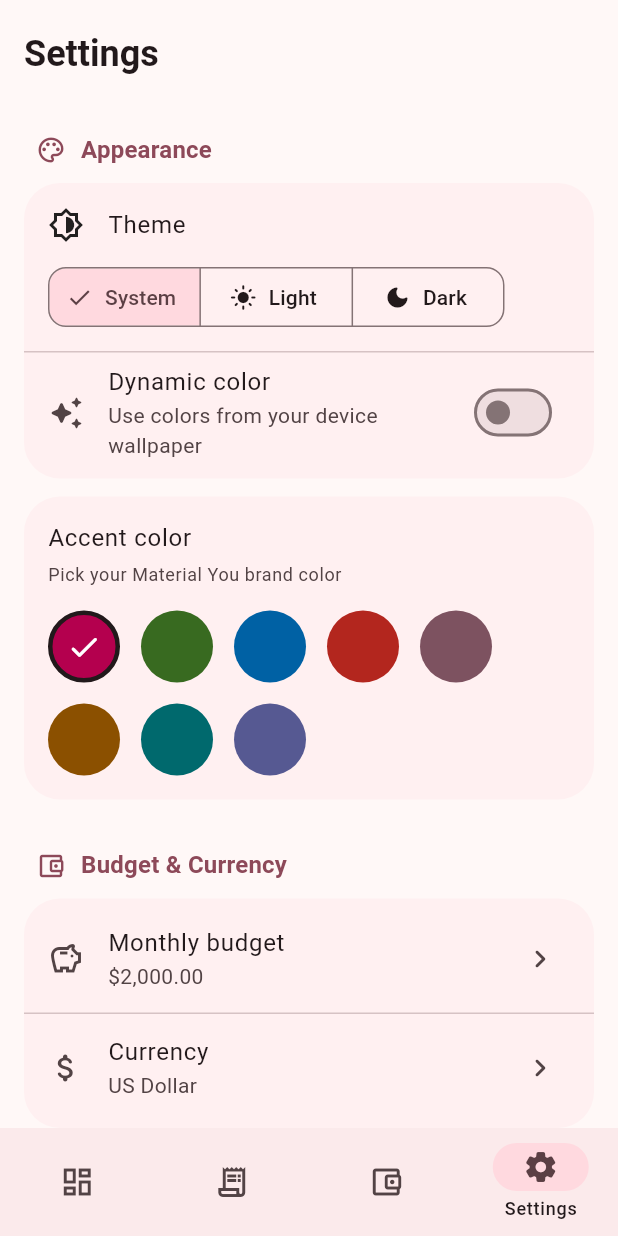
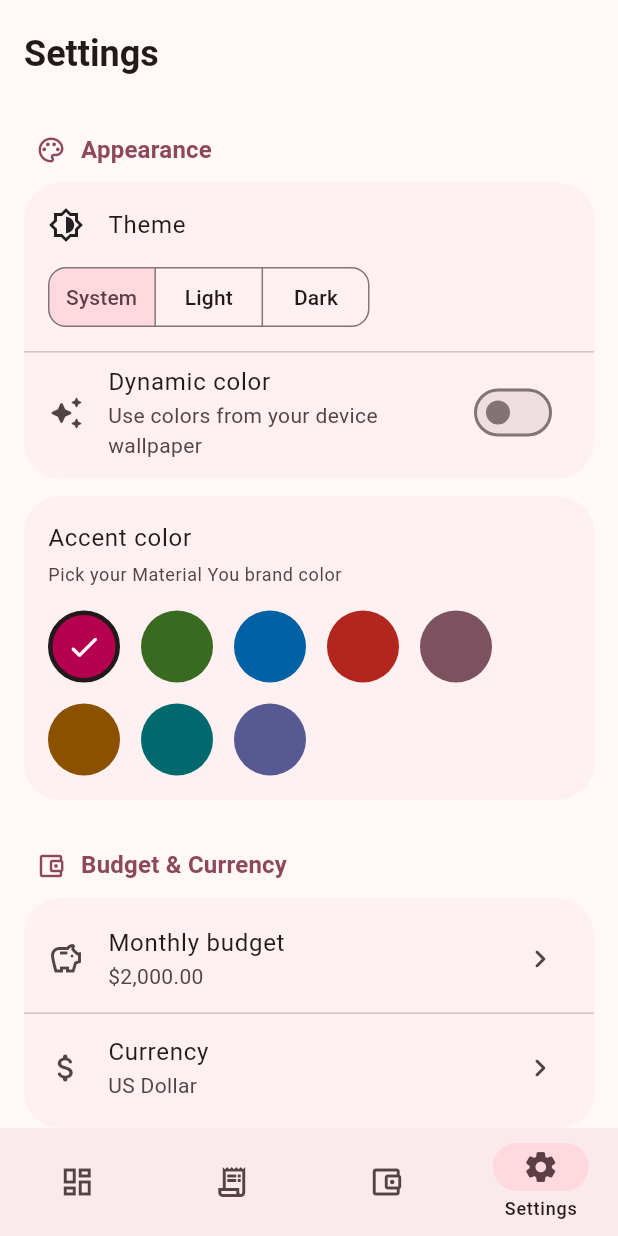
Before and after one commit to Rofiqul-Umma/financely, a Flutter app: the screen it shows after launch, item 4 of the bottom bar chosen, on a phone screen of 412 x 824 dp. Run offline on Flutter 3.47's test engine with Material 3 defaults, Android fonts, the phone set to English and light mode, and no system bars; drawn by our look-alikes of dynamic_color; our stand-ins replace bloc, csv, drift, drift_flutter, equatable, fl_chart and 5 more; accounts and stored records are empty; generated files the repository leaves out were written again.

Commit message:
feat: enhance UI responsiveness by using FittedBox for text elements in various components

```diff
--- a/lib/features/settings/presentation/pages/settings_page.dart
+++ b/lib/features/settings/presentation/pages/settings_page.dart
@@ -300,26 +300,39 @@ class _ThemeModeTile extends StatelessWidget {
             ],
           ),
           const SizedBox(height: 12),
-          SegmentedButton<ThemeMode>(
-            segments: const [
+          LayoutBuilder(
+            builder: (context, constraints) {
+              // Drop icons on narrow widths so the labels stay on one line.
+              final showIcons = constraints.maxWidth >= 360;
+              return SegmentedButton<ThemeMode>(
+                showSelectedIcon: false,
+                segments: [
                   ButtonSegment(
                     value: ThemeMode.system,
-                label: Text('System'),
-                icon: Icon(Icons.brightness_auto_rounded),
+                    label: const Text('System', maxLines: 1),
+                    icon: showIcons
+                        ? const Icon(Icons.brightness_auto_rounded)
+                        : null,
                   ),
                   ButtonSegment(
                     value: ThemeMode.light,
-                label: Text('Light'),
-                icon: Icon(Icons.light_mode_rounded),
+                    label: const Text('Light', maxLines: 1),
+                    icon: showIcons
+                        ? const Icon(Icons.light_mode_rounded)
+                        : null,
                   ),
                   ButtonSegment(
                     value: ThemeMode.dark,
-                label: Text('Dark'),
-                icon: Icon(Icons.dark_mode_rounded),
+                    label: const Text('Dark', maxLines: 1),
+                    icon: showIcons
+                        ? const Icon(Icons.dark_mode_rounded)
+                        : null,
                   ),
                 ],
                 selected: {mode},
                 onSelectionChanged: (s) => onChanged(s.first),
+              );
+            },
           ),
         ],
       ),
```
Also changed, not shown: lib/features/accounts/presentation/pages/accounts_page.dart (+15 -2 lines), lib/features/dashboard/presentation/widgets/balance_card.dart (+11 -3 lines), lib/features/transactions/presentation/pages/add_transaction_page.dart (+23 -9 lines), lib/features/transactions/presentation/widgets/transaction_tile.dart (+14 -6 lines). Lines whose indentation alone changed are shown as unchanged.
